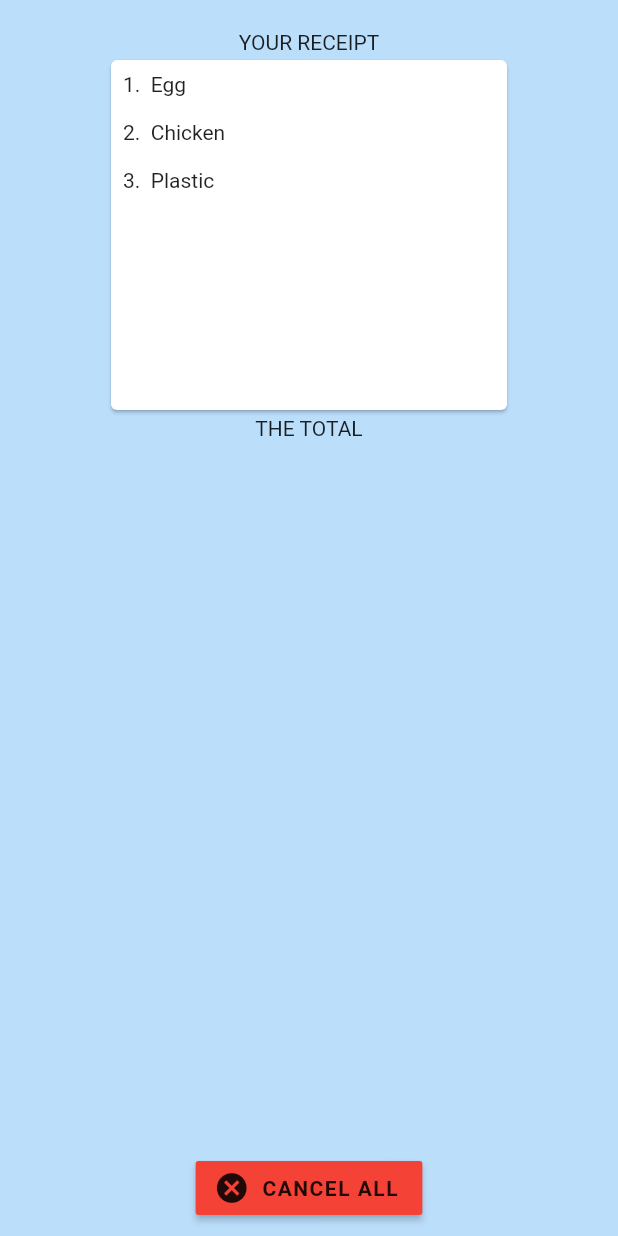
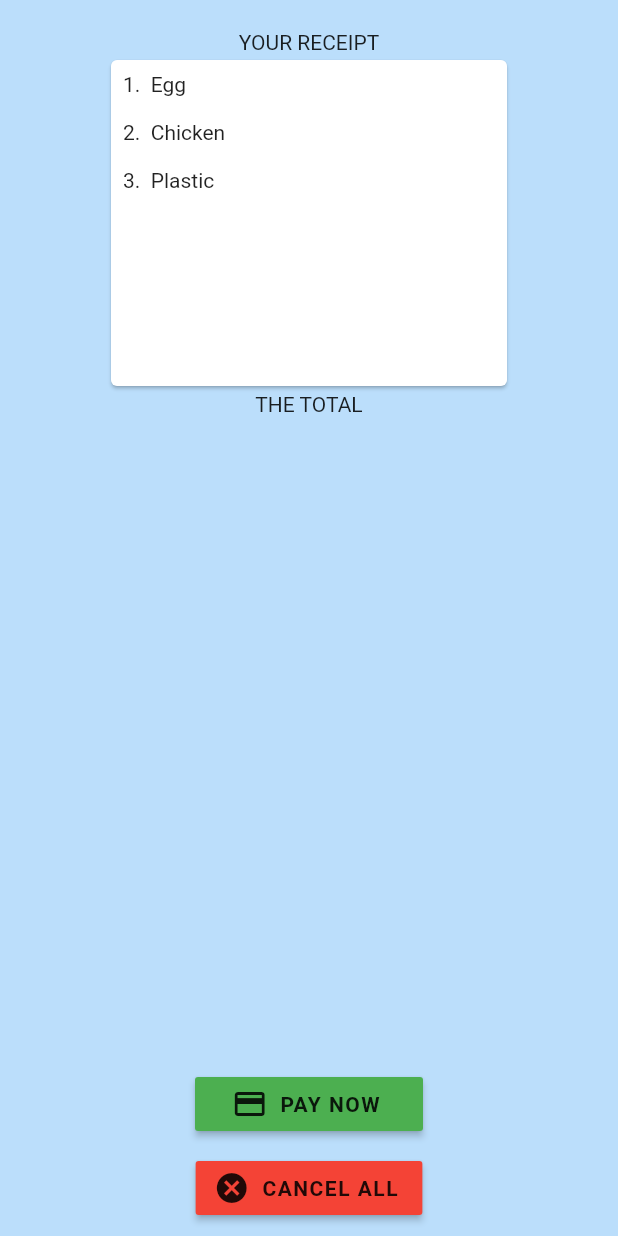
Before and after one commit to juandavinlie/patungkuyy, a Flutter app: the Confirmed screen opened by its route, on a phone screen of 412 x 824 dp. Run offline on Flutter 3.47's test engine with Material 2 defaults, Android fonts, the phone set to English and light mode, and no system bars; our stand-ins replace cloud_firestore, curved_navigation_bar, firebase_auth, flutter_spinkit; accounts and stored records are empty.

Commit message:
pay button

```diff
--- a/patungkuy/lib/screens/home/confirmed.dart
+++ b/patungkuy/lib/screens/home/confirmed.dart
@@ -52,6 +52,45 @@ class _ConfirmedState extends State<Confirmed> {
             ),
           ),
           Expanded(flex: 2, child: Text('THE TOTAL')),
+          SizedBox(
+            width: 152.0,
+            child: RaisedButton.icon(
+              onPressed: () {
+                showDialog(
+                  context: context,
+                  builder: (_) => AlertDialog(
+                    title: Text('Pay Now?'),
+                    content: Text(
+                        'If you press "yes", your balance will be deducted and you can no longer cancel your order.'),
+                    actions: <Widget>[
+                      FlatButton(
+                        child: Text('Yes'),
+                        onPressed: () {
+                          Navigator.of(context).pop();
+                        },
+                      ),
+                      FlatButton(
+                        child: Text('No'),
+                        onPressed: () {
+                          Navigator.of(context).pop();
+                        },
+                      ),
+                    ],
+                  ),
+                  barrierDismissible: false,
+                );
+              },
+              icon: Icon(Icons.payment),
+              label: Text(
+                'PAY NOW',
+                style: TextStyle(
+                  letterSpacing: 1.0,
+                  fontWeight: FontWeight.bold,
+                ),
+              ),
+              color: Colors.green,
+            ),
+          ),
           Padding(
             padding: const EdgeInsets.all(8.0),
             child: RaisedButton.icon(
```
